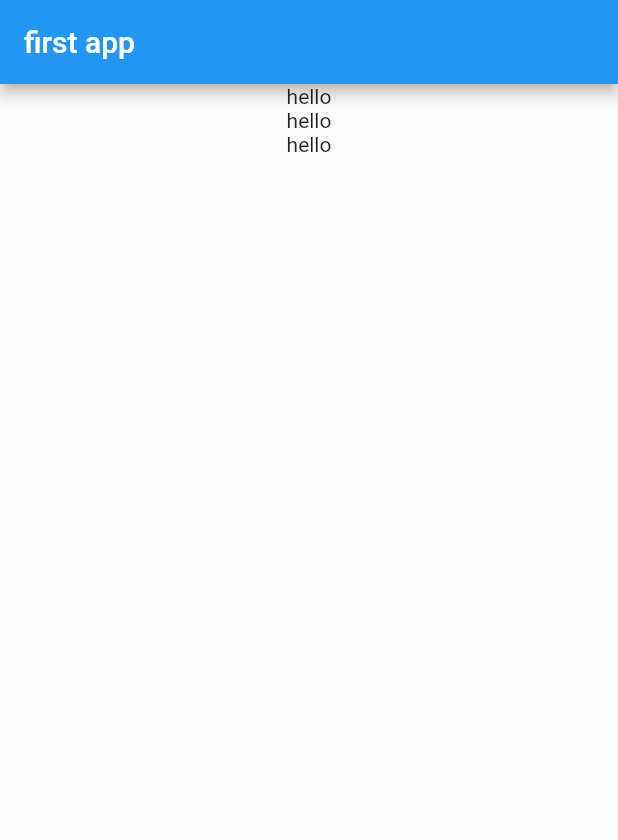
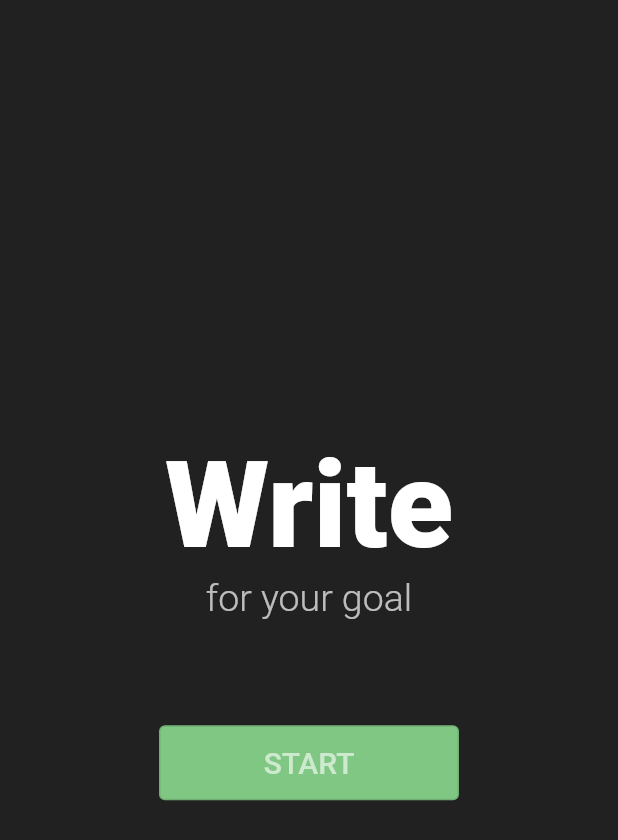
Before and after one commit to ddorori7/flutter-practice, a Flutter app: the screen it shows after launch, on a phone screen of 412 x 824 dp. Shown: the top 840 px of the screen. Run offline on Flutter 3.47's test engine with Material 2 defaults, Android fonts, the phone set to English and light mode, and no system bars; our stand-ins replace get.

Commit message:
투두리스트 앱 - 홈뷰

```diff
--- a/lib/main.dart
+++ b/lib/main.dart
@@ -1,41 +1,37 @@
 import 'package:flutter/material.dart';
+import 'package:get/get.dart';
+
+import 'pages/home_view.dart';
 
 // main(), runApp(위젯이 와야함) -> 함수(소문자 시작)
 // MyApp() (위젯) -> 클래스명(대문자시작)
-void main() => runApp(MyApp());
+void main() => runApp(const MyApp());
 
 // stl 입력하면 StatelessWidget 한번에 생성
 class MyApp extends StatelessWidget {
+  const MyApp({Key? key}) : super(key: key);
+
   @override
   Widget build(BuildContext context) {
-    return MaterialApp(
+    return GetMaterialApp(
+      debugShowCheckedModeBanner: false,
       title: "First app",
       // theme: 기본테마
       // primarySwatch : 기본적으로 사용할 색상견본
       theme: ThemeData(
         primarySwatch: Colors.blue,
       ),
-      home: MyHomePage(),
+      home: const MyHomePage(),
+      getPages: [GetPage(name: '/list', page: () => ListView())],
     );
   }
 }
 
 class MyHomePage extends StatelessWidget {
+  const MyHomePage({Key? key}) : super(key: key);
+
   @override
   Widget build(BuildContext context) {
-    return Scaffold(
-      appBar: AppBar(
-        title: Text("first app"),
-      ),
-      body: Center(
-        child: Column(
-          children: <Widget>[
-            Text("hello"),
-            Text("hello"),
-            Text("hello"),
-          ],
-        ),
-      ),
-    );
+    return const HomeView();
   }
 }
--- /dev/null
+++ b/lib/pages/home_view.dart
@@ -0,0 +1,58 @@
+import 'package:flutter/material.dart';
+import 'package:get/get.dart';
+
+class HomeView extends StatelessWidget {
+  const HomeView({Key? key}) : super(key: key);
+
+  @override
+  Widget build(BuildContext context) {
+    return Scaffold(
+      body: Container(
+        padding: const EdgeInsets.all(20),
+        alignment: Alignment.center,
+        color: Colors.black87,
+        child: Column(
+          mainAxisAlignment: MainAxisAlignment.center,
+          children: <Widget>[
+            const Text(
+              "Write",
+              style: TextStyle(
+                fontSize: 80,
+                fontWeight: FontWeight.w900,
+                color: Colors.white,
+              ),
+            ),
+            // const SizedBox(height: 5),
+            const Text(
+              "for your goal",
+              style: TextStyle(
+                fontSize: 25,
+                fontWeight: FontWeight.w300,
+                color: Colors.white70,
+              ),
+            ),
+            const SizedBox(height: 70),
+            SizedBox(
+              width: 200,
+              height: 50,
+              child: OutlinedButton(
+                style: OutlinedButton.styleFrom(
+                  primary: Colors.white60, // background
+                  backgroundColor: Colors.green.shade300,
+                ),
+                onPressed: () {
+                  // 투두리스트 페이지로
+                  Get.toNamed("/list");
+                },
+                child: const Text(
+                  "START",
+                  style: TextStyle(fontSize: 20),
+                ),
+              ),
+            )
+          ],
+        ),
+      ),
+    );
+  }
+}
--- /dev/null
+++ b/lib/pages/list_view.dart
@@ -0,0 +1,12 @@
+import 'package:flutter/material.dart';
+
+class ListView extends StatelessWidget {
+  const ListView({Key? key}) : super(key: key);
+
+  @override
+  Widget build(BuildContext context) {
+    return Scaffold(
+      body: Container(),
+    );
+  }
+}
--- /dev/null
+++ b/lib/widget/todo.dart
@@ -0,0 +1,7 @@
+class Todo {
+  final bool state; // 진행상태
+  final String title; // 제목
+  final String description; // 상세
+
+  Todo(this.title, this.description, this.state);
+}
--- a/pubspec.yaml
+++ b/pubspec.yaml
@@ -29,7 +29,7 @@ environment:
 dependencies:
   flutter:
     sdk: flutter
-
+  get:
 
   # The following adds the Cupertino Icons font to your application.
   # Use with the CupertinoIcons class for iOS style icons.
```
Also changed, not shown: pubspec.lock, 1 other file.
